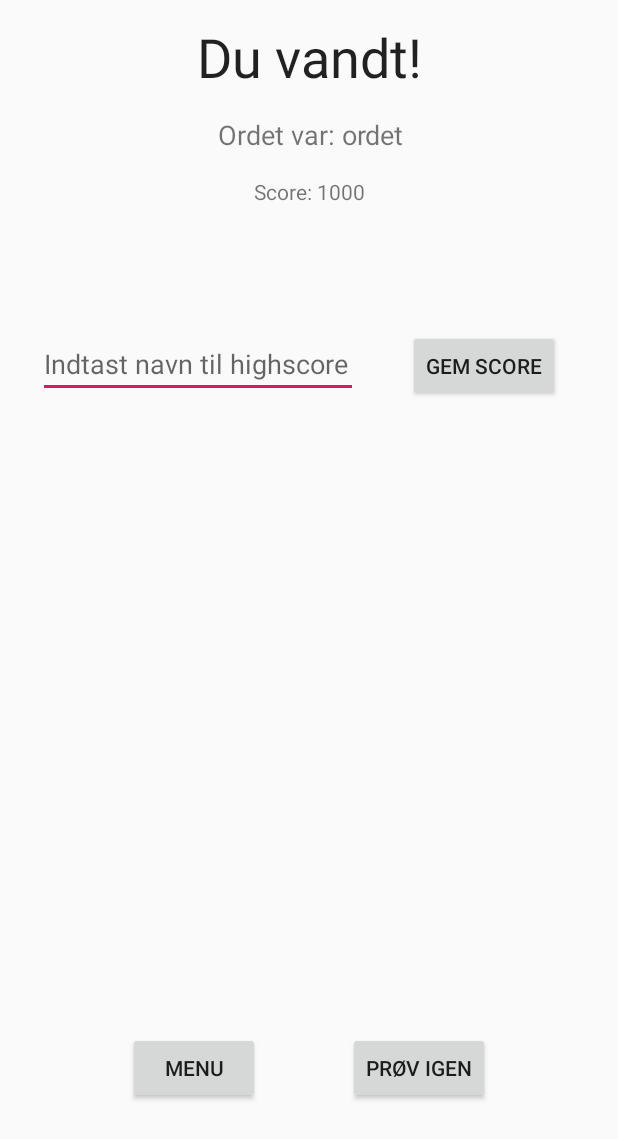
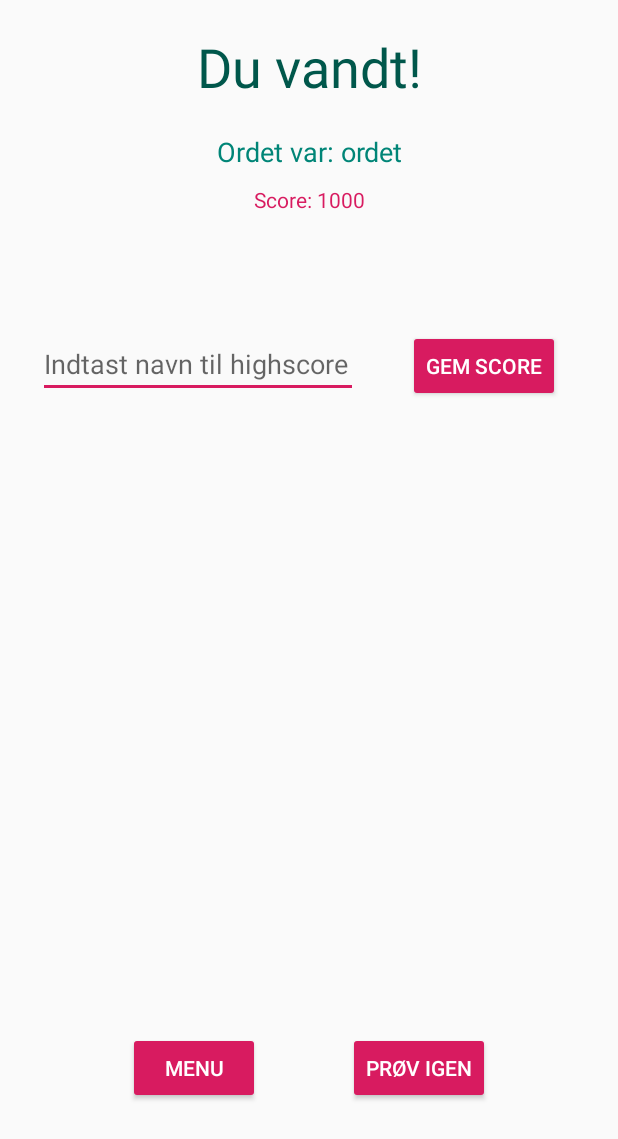
Before and after one commit to Tmattsson0/Galgeleg, an Android app: the layout activity_won.xml on its own in the app's theme, with its tools: preview values and no code run, on a phone screen of 412 x 824 dp. Shown: the top 1139 px of the screen. Run offline under Robolectric (Android 15) with nearby library versions, the phone set to English and light mode, and no system bars.

Commit message:
Made it a bit more pretty

```diff
--- a/app/src/main/java/com/example/thomasmattsson/galgeleg/WordListActivity.java
+++ b/app/src/main/java/com/example/thomasmattsson/galgeleg/WordListActivity.java
@@ -35,7 +35,7 @@ public class WordListActivity extends AppCompatActivity {
     RecyclerView.LayoutManager mLayoutManager;
 
     // URL to get contacts JSON
-    private static String url = "https://api.myjson.com/bins/1h427q";
+    private static String url = "https://api.myjson.com/bins/yvro6";
 
     ArrayList<Words> wordList;
 
@@ -91,9 +91,9 @@ public class WordListActivity extends AppCompatActivity {
 
                         String id = c.getString("id");
                         String ord = c.getString("ord");
-                        String Definition = c.getString("Definition");
+                        String definition = c.getString("definition");
 
-                        Words word = new Words(id, ord, Definition);
+                        Words word = new Words(id, ord, definition);
                         wordList.add(word);
 
 //                        // Phone node is JSON Object
@@ -108,7 +108,7 @@ public class WordListActivity extends AppCompatActivity {
                         // adding each child node to HashMap key => value
 //                        word.put("id", id);
 //                        word.put("ord", ord);
-//                        word.put("Definition", Definition);
+//                        word.put("definition", definition);
 //                        word.put("mobile", mobile);
 
                         // adding contact to contact list
--- a/app/src/main/res/layout/activity_lost.xml
+++ b/app/src/main/res/layout/activity_lost.xml
@@ -17,6 +17,7 @@
         android:layout_marginBottom="450dp"
         android:text="Du tabte!"
         android:textAppearance="@style/TextAppearance.AppCompat.Large"
+        android:textColor="@color/colorPrimaryDark"
         android:textSize="36sp"
         app:layout_constraintBottom_toBottomOf="parent"
         app:layout_constraintEnd_toEndOf="parent"
@@ -35,6 +36,7 @@
         android:gravity="center"
         android:text="Ordet var: ordet"
         android:textSize="18sp"
+        android:textColor="@color/colorPrimary"
         app:layout_constraintEnd_toEndOf="parent"
         app:layout_constraintStart_toStartOf="parent"
         app:layout_constraintTop_toBottomOf="@+id/textViewLost" />
@@ -45,6 +47,7 @@
         android:layout_height="wrap_content"
         android:layout_marginBottom="88dp"
         android:text="Prøv igen"
+        style="@style/Widget.AppCompat.Button.Colored"
         app:layout_constraintBottom_toBottomOf="parent"
         app:layout_constraintEnd_toEndOf="parent"
         app:layout_constraintStart_toStartOf="parent" />
--- a/app/src/main/res/layout/activity_spil.xml
+++ b/app/src/main/res/layout/activity_spil.xml
@@ -7,35 +7,6 @@
     android:background="@drawable/ic_gallows"
     tools:context=".SpilActivity"
     tools:layout_editor_absoluteY="81dp">
-
-
-    <!--<EditText-->
-    <!--android:id="@+id/editText"-->
-    <!--android:layout_width="88dp"-->
-    <!--android:layout_height="wrap_content"-->
-    <!--android:layout_marginBottom="69dp"-->
-    <!--android:ems="10"-->
-    <!--android:hint="Bogstav"-->
-    <!--android:imeOptions="actionDone"-->
-    <!--android:inputType="textPersonName"-->
-    <!--android:maxLength="1"-->
-    <!--android:textAlignment="center"-->
-    <!--android:textColor="@color/colorAccent"-->
-    <!--app:layout_constraintBottom_toTopOf="@+id/button2"-->
-    <!--app:layout_constraintEnd_toEndOf="parent"-->
-    <!--app:layout_constraintStart_toStartOf="parent" />-->
-    <!--&lt;!&ndash;android:textColorHint="@drawable/selector"&ndash;&gt;-->
-
-    <!--<Button-->
-    <!--android:id="@+id/button2"-->
-    <!--style="@style/Widget.AppCompat.Button.Colored"-->
-    <!--android:layout_width="wrap_content"-->
-    <!--android:layout_height="wrap_content"-->
-    <!--android:layout_marginBottom="32dp"-->
-    <!--android:text="Gæt!"-->
-    <!--app:layout_constraintBottom_toBottomOf="parent"-->
-    <!--app:layout_constraintEnd_toEndOf="parent"-->
-    <!--app:layout_constraintStart_toStartOf="parent" />-->
 
     <GridLayout xmlns:android="http://schemas.android.com/apk/res/android"
         android:id="@+id/gridLayout"
@@ -342,6 +313,7 @@
         android:layout_marginEnd="59dp"
         android:layout_marginBottom="13dp"
         android:text="Ukendt"
+        android:textColor="@color/colorPrimaryDark"
         android:textAlignment="center"
         android:textAppearance="@style/TextAppearance.AppCompat.Display2"
         app:layout_constraintBottom_toTopOf="@+id/textView"
@@ -356,6 +328,7 @@
         android:layout_marginStart="27dp"
         android:layout_marginBottom="66dp"
         android:text="Forkerte bogstaver: "
+        android:textColor="@color/colorAccent"
         app:layout_constraintBottom_toTopOf="@+id/gridLayout"
         app:layout_constraintStart_toStartOf="parent"
         app:layout_constraintTop_toBottomOf="@+id/textView5" />
--- a/app/src/main/res/layout/activity_won.xml
+++ b/app/src/main/res/layout/activity_won.xml
@@ -7,43 +7,46 @@
     tools:context=".WonActivity"
     tools:layout_editor_absoluteY="81dp">
 
+    <LinearLayout
+        android:layout_width="wrap_content"
+        android:layout_height="154dp"
+        android:orientation="vertical"
+        app:layout_constraintEnd_toEndOf="parent"
+        app:layout_constraintStart_toStartOf="parent">
+
         <TextView
             android:id="@+id/textViewWon"
             android:layout_width="wrap_content"
             android:layout_height="wrap_content"
-        android:layout_marginStart="115dp"
-        android:layout_marginTop="13dp"
-        android:layout_marginEnd="115dp"
+            android:layout_gravity="center"
+            android:gravity="center"
             android:text="Du vandt!"
+            android:layout_marginTop="20dp"
             android:textAppearance="@style/TextAppearance.AppCompat.Large"
-        android:textSize="36sp"
-        app:layout_constraintEnd_toEndOf="parent"
-        app:layout_constraintStart_toStartOf="parent"
-        app:layout_constraintTop_toTopOf="parent" />
+            android:textColor="@color/colorPrimaryDark"
+            android:textSize="36sp" />
 
         <TextView
             android:id="@+id/textViewWhatWord"
             android:layout_width="wrap_content"
             android:layout_height="wrap_content"
-        android:layout_marginStart="13dp"
-        android:layout_marginTop="15dp"
+            android:layout_gravity="center"
             android:gravity="center"
+            android:layout_marginTop="20dp"
             android:text="Ordet var: ordet"
-        android:textSize="18sp"
-        app:layout_constraintStart_toStartOf="@+id/textViewWon"
-        app:layout_constraintTop_toBottomOf="@+id/textViewWon" />
+            android:textColor="@color/colorPrimary"
+            android:textSize="18sp" />
 
         <TextView
             android:id="@+id/textViewScore"
             android:layout_width="wrap_content"
             android:layout_height="wrap_content"
-        android:layout_marginStart="8dp"
-        android:layout_marginTop="16dp"
-        android:layout_marginEnd="8dp"
+            android:layout_gravity="center"
+            android:layout_marginTop="10dp"
+            android:gravity="center"
             android:text="Score: 1000"
-        app:layout_constraintEnd_toEndOf="parent"
-        app:layout_constraintStart_toStartOf="parent"
-        app:layout_constraintTop_toBottomOf="@+id/textViewWhatWord" />
+            android:textColor="@color/colorAccent" />
+    </LinearLayout>
 
     <EditText
         android:id="@+id/editTextName"
@@ -54,6 +57,7 @@
         android:ems="10"
         android:hint="Indtast navn til highscore"
         android:inputType="textPersonName"
+        android:textColor="@color/colorPrimary"
         app:layout_constraintEnd_toStartOf="@+id/saveHighScore"
         app:layout_constraintStart_toStartOf="parent"
         app:layout_constraintTop_toTopOf="parent" />
@@ -65,6 +69,7 @@
         android:layout_marginEnd="85dp"
         android:layout_marginBottom="88dp"
         android:text="Prøv igen"
+        style="@style/Widget.AppCompat.Button.Colored"
         app:layout_constraintBottom_toBottomOf="parent"
         app:layout_constraintEnd_toEndOf="parent" />
 
@@ -75,6 +80,7 @@
         android:layout_marginStart="85dp"
         android:layout_marginBottom="88dp"
         android:text="Menu"
+        style="@style/Widget.AppCompat.Button.Colored"
         app:layout_constraintBottom_toBottomOf="parent"
         app:layout_constraintStart_toStartOf="parent" />
 
@@ -84,6 +90,7 @@
         android:layout_height="wrap_content"
         android:layout_marginEnd="13dp"
         android:text="Gem score"
+        style="@style/Widget.AppCompat.Button.Colored"
         app:layout_constraintBaseline_toBaselineOf="@+id/editTextName"
         app:layout_constraintEnd_toEndOf="parent"
         app:layout_constraintStart_toEndOf="@+id/editTextName" />
--- a/app/src/main/res/layout/item_simple_itemview.xml
+++ b/app/src/main/res/layout/item_simple_itemview.xml
@@ -16,6 +16,7 @@
         android:layout_marginStart="5dp"
         android:text="@string/player_name"
         android:textSize="26sp"
+        android:textColor="@color/colorPrimary"
         app:layout_constraintBottom_toTopOf="@+id/listPlayerScore"
         app:layout_constraintEnd_toStartOf="@+id/listPlayerScore"
         app:layout_constraintStart_toStartOf="parent"
@@ -30,6 +31,7 @@
         android:layout_marginBottom="1dp"
         android:text="@string/Rank"
         android:textSize="32sp"
+        android:textColor="@color/colorPrimaryDark"
         app:layout_constraintBottom_toBottomOf="parent"
         app:layout_constraintEnd_toEndOf="parent"
         app:layout_constraintStart_toEndOf="@+id/listPlayerScore"
@@ -41,6 +43,7 @@
         android:layout_height="wrap_content"
         android:layout_marginEnd="112dp"
         android:text="@string/Player_point"
+        android:textColor="@color/colorAccent"
         app:layout_constraintBottom_toBottomOf="parent"
         app:layout_constraintEnd_toStartOf="@+id/listRank"
         app:layout_constraintStart_toEndOf="@+id/listPlayerName" />
```
Also changed, not shown: app/src/main/java/com/example/thomasmattsson/galgeleg/VelkomstActivity.java (line endings or trailing spaces), 1 other file. Lines whose indentation alone changed are shown as unchanged.
